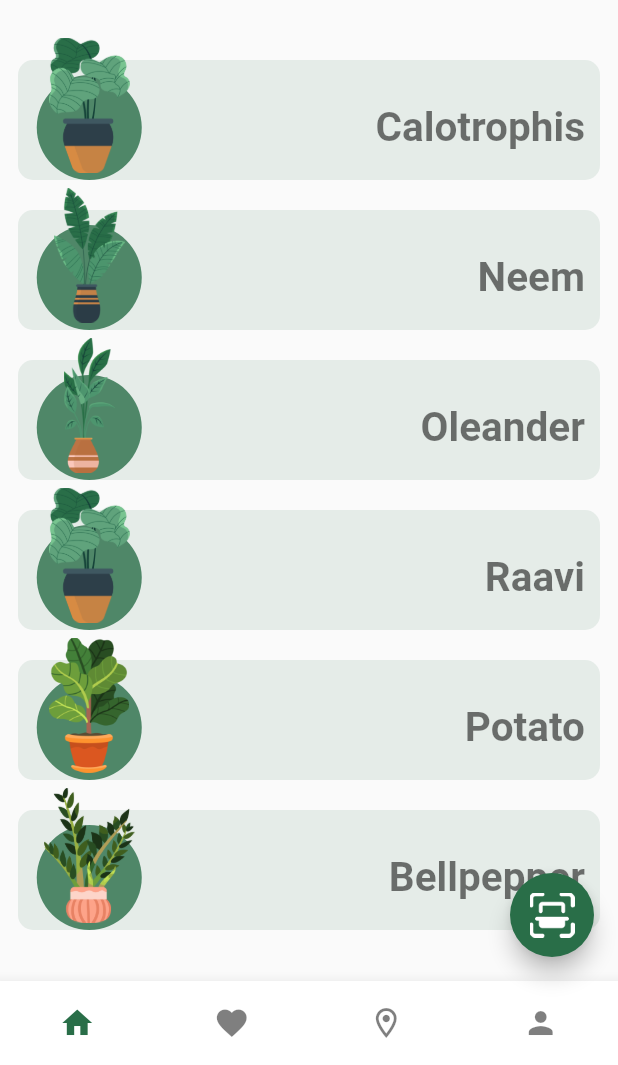
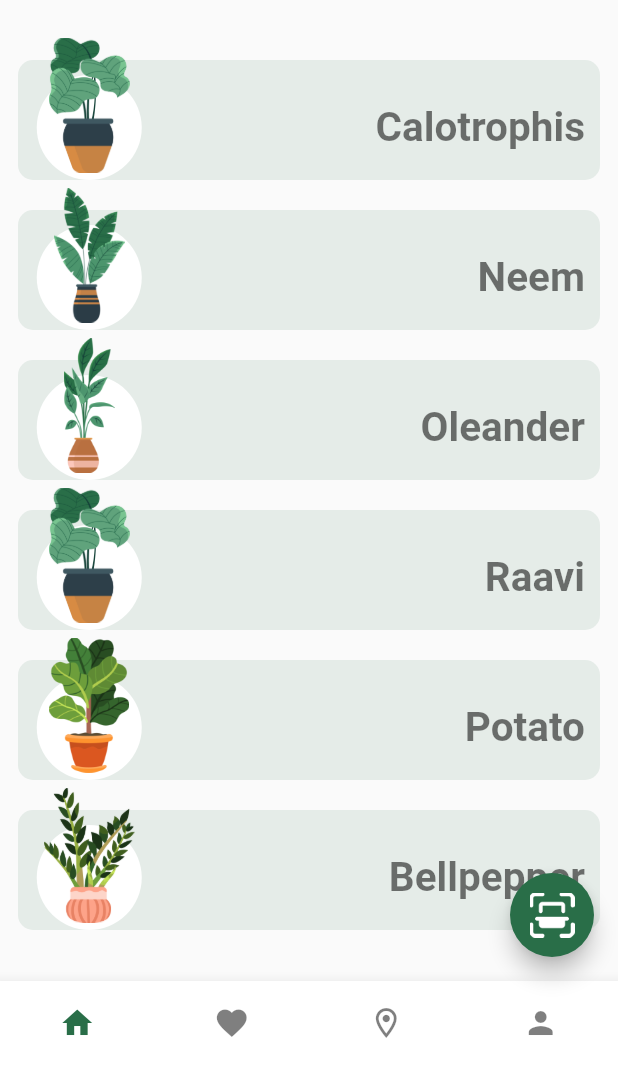
Before and after one commit to sarmedaqua/Smart-Plantation-FYP, a Flutter app: the screen it shows after launch, after a tap on the "arrow forward ios" icon, after a tap on "Skip", on a phone screen of 412 x 824 dp, the part 171-1236 px from its top. Run offline on Flutter 3.47's test engine with Material 2 defaults, Android fonts, the phone set to English and light mode, and no system bars; drawn by our look-alikes of animated_bottom_navigation_bar; our stand-ins replace camera, cloud_firestore, firebase_auth, firebase_core, font_awesome_flutter, geolocator and 4 more; missing offline and left inert: tflite; accounts and stored records are empty.

Commit message:
Edits done*: plants visual, detection accuracy added for better user experience

```diff
--- a/lib/view/screens/TfliteModel.dart
+++ b/lib/view/screens/TfliteModel.dart
@@ -109,7 +109,7 @@ class _TfliteModelState extends State<TfliteModel> {
                       child: Container(
                         margin: EdgeInsets.all(10),
                         child: Text(
-                          "${_highestConfidenceResult['label']} - ${_highestConfidenceResult['confidence'].toStringAsFixed(2)}",
+                          "${_highestConfidenceResult['label']} ${'\n'} ${"Detection Accuracy: "} ${(_highestConfidenceResult['confidence']*100).toStringAsFixed(2)}${"%"}",
                           style: const TextStyle(
                             color: Colors.red,
                             fontSize: 20,
--- a/lib/view/screens/more_screens/widgets/plant_widget.dart
+++ b/lib/view/screens/more_screens/widgets/plant_widget.dart
@@ -46,7 +46,8 @@ class PlantWidget extends StatelessWidget {
                   width: 75.0,
                   height: 75.0,
                   decoration: BoxDecoration(
-                    color: Constants.primaryColor.withOpacity(.8),
+                    color: Colors.white,
+                    // Constants.primaryColor.withOpacity(.8),
                     shape: BoxShape.circle,
                   ),
                 ),
--- a/lib/view/screens/scan.dart
+++ b/lib/view/screens/scan.dart
@@ -84,8 +84,9 @@ class _HomeState extends State<Home> {
           output +=
               prediction['label'].toString().substring(0, 1).toUpperCase() +
                   prediction['label'].toString().substring(1) +
-                  " " +
-                  (prediction['confidence'] as double).toStringAsFixed(3) +
+                  '\n'+
+                  "Dectation accuracy: " +
+                  ((prediction['confidence'])*100 as double).toStringAsFixed(3) + "%"+
                   '\n';
           // Get the plant matching the detected label
           String label = prediction['label'];
```
Also changed, not shown: 1 other file.
